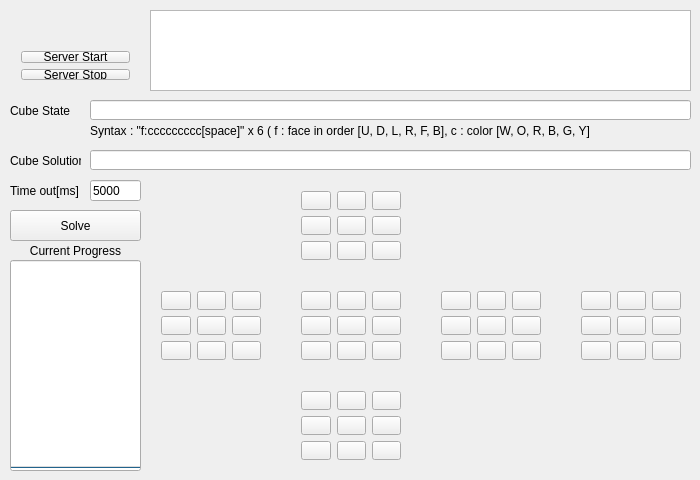
corikicchi/CubeSolver, file widget.ui: the form before one commit.
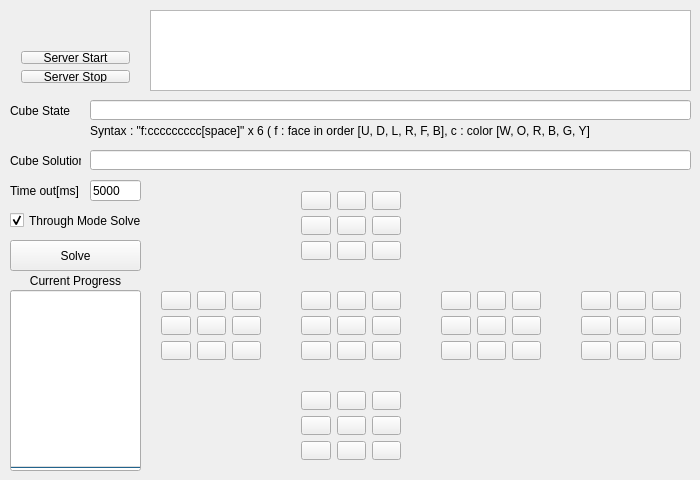
The form after the commit.

Commit message: Enabled "through mode solve" and parse the packet as soon as the server receives a cube state.

```diff
--- a/widget.ui
+++ b/widget.ui
@@ -600,7 +600,7 @@
    <property name="geometry">
     <rect>
      <x>10</x>
-     <y>210</y>
+     <y>240</y>
      <width>131</width>
      <height>31</height>
     </rect>
@@ -615,7 +615,7 @@
      <x>10</x>
      <y>40</y>
      <width>131</width>
-     <height>51</height>
+     <height>54</height>
     </rect>
    </property>
    <layout class="QVBoxLayout" name="verticalLayout">
@@ -639,9 +639,9 @@
    <property name="geometry">
     <rect>
      <x>10</x>
-     <y>260</y>
+     <y>290</y>
      <width>131</width>
-     <height>211</height>
+     <height>181</height>
     </rect>
    </property>
    <property name="value">
@@ -658,7 +658,7 @@
    <property name="geometry">
     <rect>
      <x>10</x>
-     <y>240</y>
+     <y>270</y>
      <width>131</width>
      <height>21</height>
     </rect>
@@ -670,6 +670,22 @@
     <set>Qt::AlignCenter</set>
    </property>
   </widget>
+  <widget class="QCheckBox" name="checkBoxThrough">
+   <property name="geometry">
+    <rect>
+     <x>10</x>
+     <y>210</y>
+     <width>131</width>
+     <height>21</height>
+    </rect>
+   </property>
+   <property name="text">
+    <string>Through Mode Solve</string>
+   </property>
+   <property name="checked">
+    <bool>true</bool>
+   </property>
+  </widget>
  </widget>
  <layoutdefault spacing="6" margin="11"/>
  <resources/>
```
The commit also changes 4 other files.
